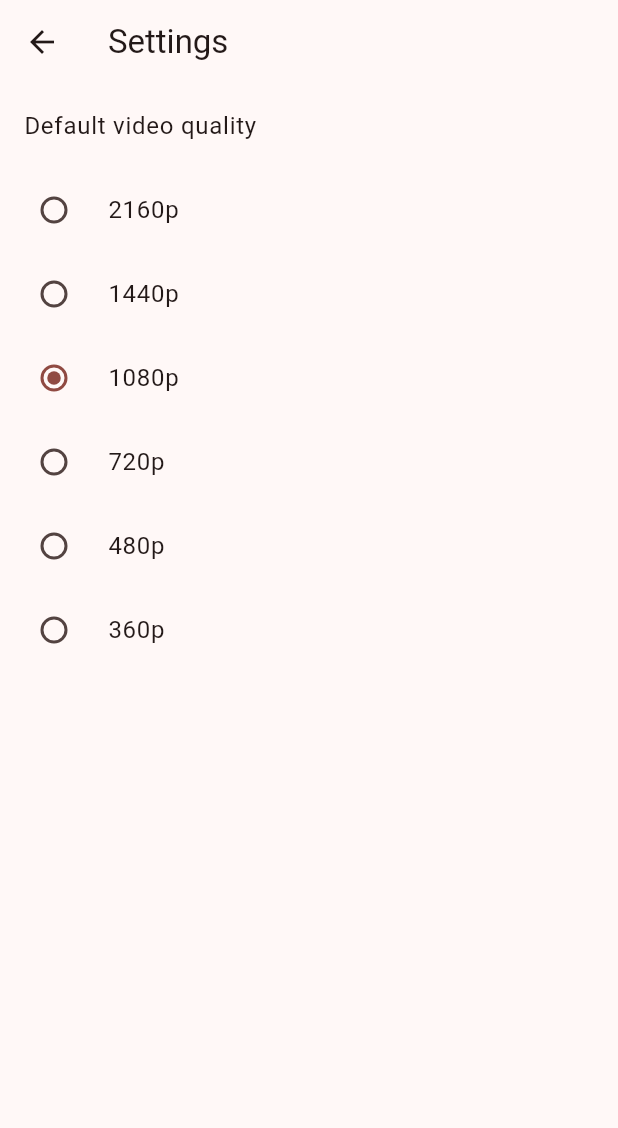
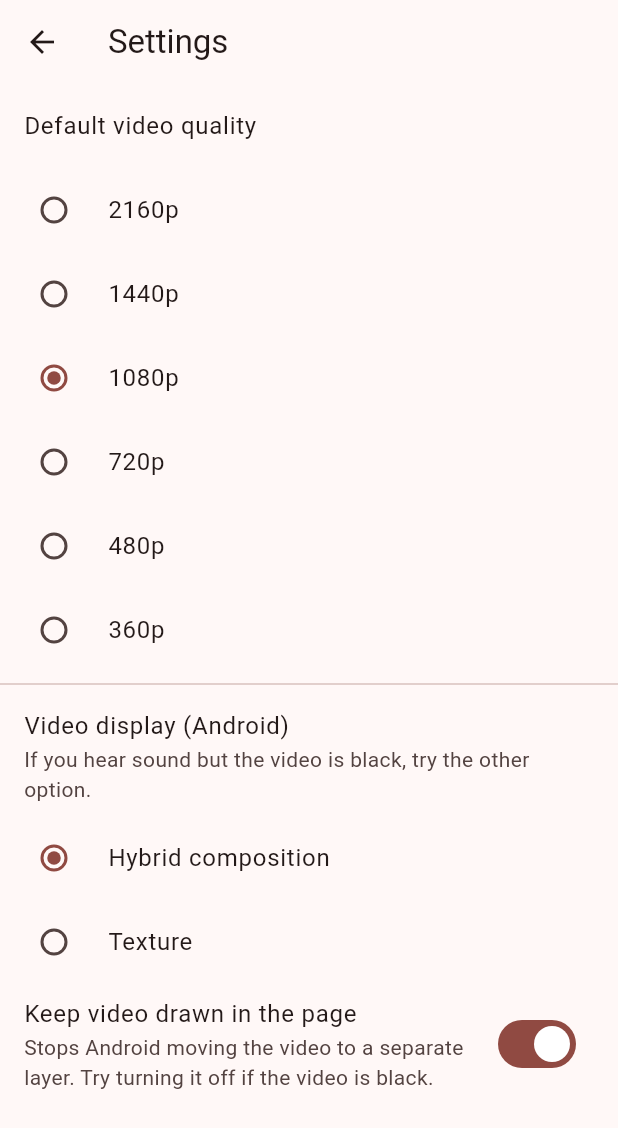
Before and after one commit to nmluong93/AI-APP, a Flutter app: the SettingsPage screen opened directly, on a phone screen of 412 x 824 dp. Shown: the top 1128 px of the screen. Run offline on Flutter 3.47's test engine with Material 3 defaults, Android fonts, the phone set to English and light mode, and no system bars; our stand-ins replace audio_service, shared_preferences, webview_flutter; missing offline and left inert: webview_flutter_android, webview_flutter_wkwebview, youtube_explode_dart; accounts and stored records are empty.

Commit message:
Let the video display mode be switched in Settings; label workarounds
The emulator render test shows the video with the current setup, so the
black picture on the Galaxy S23 is specific to real phone hardware and
can't be reproduced in CI. Settings now has "Video display" (hybrid
composition or texture) and "Keep video drawn in the page" (opacity plus
a tiny rotation, so the WebView can't move the video to a separate
hardware layer), so each combination can be tried on the phone. The
diagnostics report says which is in use.

Every workaround in the code is now marked "Workaround (bug N)" and
explained in a new README section, "Known bugs and workarounds".

Render test: stop the Gradle daemon before starting the emulator, and
print the results at the end of the log.

Co-Authored-By: Claude Opus 5.5 <noreply@anthropic.com>
Claude-Session: https://claude.ai/code/session_01AvhEpTLWBsFdHzhcVmed1f

```diff
--- a/adfree_tube/lib/home_page.dart
+++ b/adfree_tube/lib/home_page.dart
@@ -246,6 +246,33 @@ class SettingsPage extends StatelessWidget {
                 ],
               ),
             ),
+            // Workaround (bug 7 in the README "Known bugs and workarounds"):
+            // let people switch how video is drawn if it shows black.
+            const Divider(),
+            const ListTile(
+              title: Text('Video display (Android)'),
+              subtitle: Text('If you hear sound but the video is black, '
+                  'try the other option.'),
+            ),
+            RadioGroup<String>(
+              groupValue: settings.videoDisplay,
+              onChanged: (v) => settings.videoDisplay = v!,
+              child: const Column(
+                children: [
+                  RadioListTile<String>(
+                      value: 'hybrid', title: Text('Hybrid composition')),
+                  RadioListTile<String>(
+                      value: 'texture', title: Text('Texture')),
+                ],
+              ),
+            ),
+            SwitchListTile(
+              title: const Text('Keep video drawn in the page'),
+              subtitle: const Text('Stops Android moving the video to a '
+                  'separate layer. Try turning it off if the video is black.'),
+              value: settings.pageDrawnVideo,
+              onChanged: (v) => settings.pageDrawnVideo = v,
+            ),
           ],
         ),
       ),
--- a/adfree_tube/lib/player_view.dart
+++ b/adfree_tube/lib/player_view.dart
@@ -6,6 +6,7 @@ import 'package:webview_flutter/webview_flutter.dart';
 import 'package:webview_flutter_android/webview_flutter_android.dart';
 
 import 'playback.dart';
+import 'settings.dart';
 import 'widgets.dart';
 import 'yt_web_player.dart';
 
@@ -22,6 +23,9 @@ class VideoSurface extends StatefulWidget {
 
   /// True while the fullscreen page is showing the video, so the normal
   /// player page leaves it alone.
+  ///
+  /// Workaround (bug 9 in the README "Known bugs and workarounds"): one
+  /// WebView can only be on screen in one place at a time.
   static final fullscreenActive = ValueNotifier(false);
 
   @override
@@ -70,15 +74,27 @@ class _VideoSurfaceState extends State<VideoSurface> {
   }
 
   Widget _webView() {
+    return ListenableBuilder(
+      listenable: AppSettings.instance,
+      builder: (context, _) => _webViewFor(AppSettings.instance.videoDisplay),
+    );
+  }
+
+  Widget _webViewFor(String display) {
     final controller = _c.player.controller;
-    // Android's default way of embedding the WebView (a texture) can show
-    // web video as a black box; hybrid composition draws it reliably.
-    if (controller.platform is AndroidWebViewController &&
-        const bool.fromEnvironment('PLAYER_HYBRID', defaultValue: true)) {
+    // Workaround (bug 7 in the README "Known bugs and workarounds"): some
+    // phones show web video black in one of Android's two ways of embedding
+    // a WebView, so the mode is a setting. 'hybrid' puts the real Android
+    // view on screen; 'texture' draws it into a Flutter texture.
+    const testHybrid = String.fromEnvironment('PLAYER_HYBRID');
+    final hybrid =
+        testHybrid.isNotEmpty ? testHybrid == 'true' : display == 'hybrid';
+    if (controller.platform is AndroidWebViewController) {
       return WebViewWidget.fromPlatformCreationParams(
+        key: ValueKey(hybrid),
         params: AndroidWebViewWidgetCreationParams(
           controller: controller.platform,
-          displayWithHybridComposition: true,
+          displayWithHybridComposition: hybrid,
         ),
       );
     }
--- a/adfree_tube/lib/settings.dart
+++ b/adfree_tube/lib/settings.dart
@@ -39,6 +39,27 @@ class AppSettings extends ChangeNotifier {
     notifyListeners();
   }
 
+  /// How the WebView is put on screen on Android: 'hybrid' (hybrid
+  /// composition) or 'texture' (texture layer). Workaround (bug 7 in the
+  /// README "Known bugs and workarounds"): some phones show the video black
+  /// in one mode, so it can be switched in Settings.
+  String get videoDisplay => _prefs.getString('videoDisplay') ?? 'hybrid';
+
+  set videoDisplay(String value) {
+    _prefs.setString('videoDisplay', value);
+    notifyListeners();
+  }
+
+  /// Workaround (bug 7): keep the WebView from moving the video to a
+  /// separate hardware layer, by making it very slightly transparent and
+  /// rotated by a tiny angle. See `keepVisible()` in yt_web_player.dart.
+  bool get pageDrawnVideo => _prefs.getBool('pageDrawnVideo') ?? true;
+
+  set pageDrawnVideo(bool value) {
+    _prefs.setBool('pageDrawnVideo', value);
+    notifyListeners();
+  }
+
   List<HistoryEntry> get history => (_prefs.getStringList('history') ?? [])
       .map((s) => HistoryEntry.fromJson(jsonDecode(s) as Map<String, dynamic>))
       .toList();
--- a/adfree_tube/pubspec.yaml
+++ b/adfree_tube/pubspec.yaml
@@ -37,6 +37,9 @@ dependencies:
   youtube_explode_dart: ^3.1.0
   shared_preferences: ^2.5.6
   audio_service: ^0.18.19
+  # Workaround (bug 4 in the README "Known bugs and workarounds"): the
+  # official webview_flutter, not flutter_inappwebview, whose Android build
+  # breaks with the current Android Gradle Plugin.
   webview_flutter: ^4.14.1
   webview_flutter_android: ^4.14.1
   webview_flutter_wkwebview: ^3.27.2
```
Also changed, not shown: adfree_tube/lib/playback.dart (+13 -1 lines), adfree_tube/lib/yt_web_player.dart (+34 -15 lines), 5 other files.
